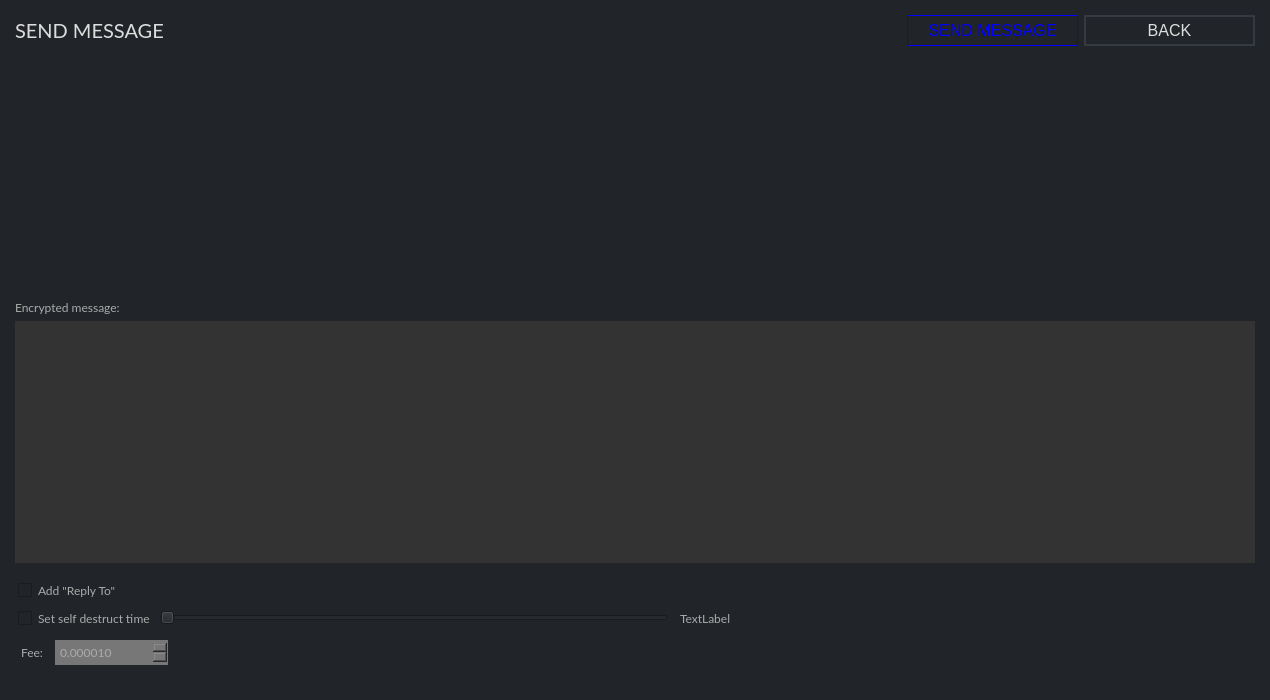
aluisyoanx/gui-wallet, file src/gui/ui/sendmessageframe.ui: the form before one commit.
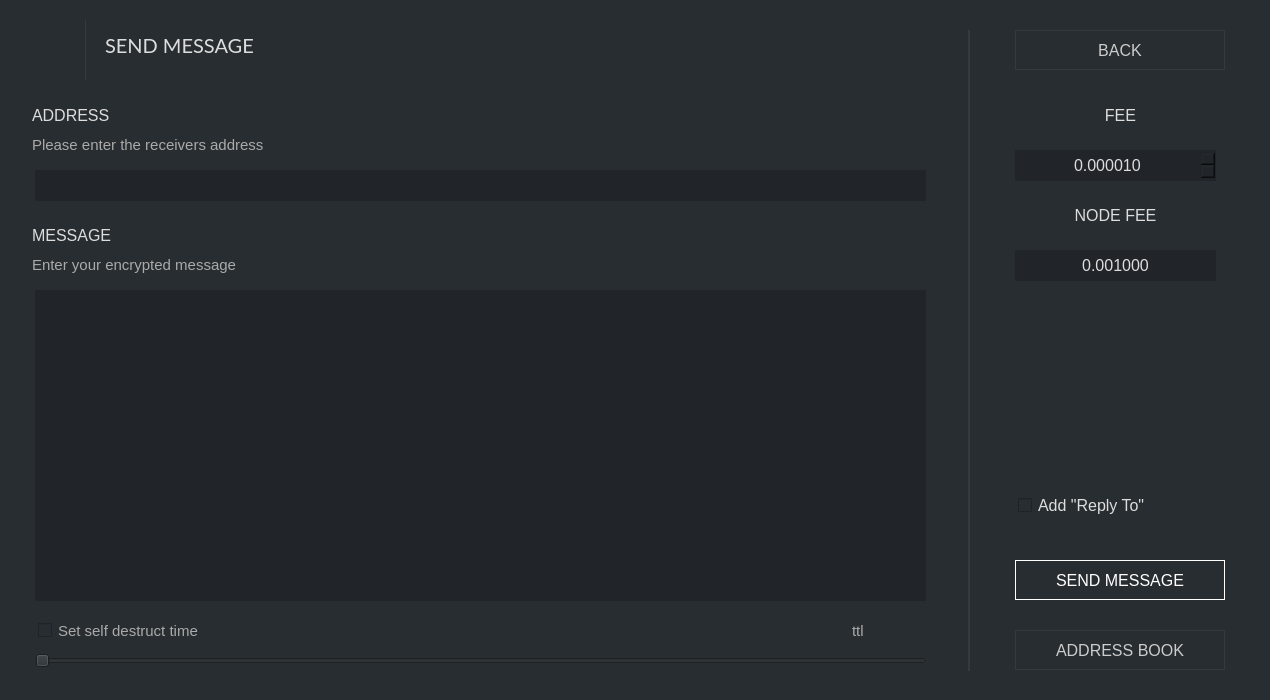
The form after the commit. Icons and pictures are not drawn.

Diff of the .ui file:
```diff
--- a/src/gui/ui/sendmessageframe.ui
+++ b/src/gui/ui/sendmessageframe.ui
@@ -14,7 +14,7 @@
    <string>Frame</string>
   </property>
   <property name="styleSheet">
-   <string notr="true">border: 0px; background-color: #212529; color: #aaa</string>
+   <string notr="true">border: 0px; background-color: #282d31; color: #ddd;</string>
   </property>
   <property name="frameShape">
    <enum>QFrame::NoFrame</enum>
@@ -27,7 +27,7 @@
     <number>15</number>
    </property>
    <property name="topMargin">
-    <number>15</number>
+    <number>0</number>
    </property>
    <property name="rightMargin">
     <number>15</number>
@@ -36,347 +36,550 @@
     <number>15</number>
    </property>
    <item>
-    <layout class="QHBoxLayout" name="horizontalLayout_4">
-     <property name="topMargin">
-      <number>0</number>
-     </property>
-     <item>
-      <widget class="QLabel" name="label">
-       <property name="font">
-        <font>
-         <family>Lato</family>
-         <pointsize>-1</pointsize>
-        </font>
-       </property>
-       <property name="styleSheet">
-        <string notr="true">color: #ddd; 
-font-size: 20px;
-font-family: Lato;</string>
-       </property>
-       <property name="text">
-        <string>SEND MESSAGE</string>
-       </property>
-      </widget>
-     </item>
-     <item>
-      <widget class="QPushButton" name="m_sendButton">
-       <property name="minimumSize">
-        <size>
-         <width>171</width>
-         <height>31</height>
-        </size>
-       </property>
-       <property name="maximumSize">
-        <size>
-         <width>171</width>
-         <height>16777215</height>
-        </size>
-       </property>
-       <property name="font">
-        <font>
-         <pointsize>-1</pointsize>
-        </font>
-       </property>
-       <property name="styleSheet">
-        <string notr="true">color: blue; background-color: #1; border: 1px solid blue; font-size: 16px;</string>
-       </property>
-       <property name="text">
-        <string>SEND MESSAGE</string>
-       </property>
-      </widget>
-     </item>
-     <item>
-      <widget class="QPushButton" name="m_backButton">
-       <property name="minimumSize">
-        <size>
-         <width>171</width>
-         <height>31</height>
-        </size>
-       </property>
-       <property name="maximumSize">
-        <size>
-         <width>171</width>
-         <height>31</height>
-        </size>
-       </property>
-       <property name="font">
-        <font>
-         <pointsize>-1</pointsize>
-        </font>
-       </property>
-       <property name="styleSheet">
-        <string notr="true">color: #ddd; border: 2px solid #343a40; font-size: 16px; background-color: #21259;</string>
-       </property>
-       <property name="text">
-        <string>BACK</string>
-       </property>
-      </widget>
-     </item>
-    </layout>
-   </item>
-   <item>
-    <widget class="QScrollArea" name="m_messageAddressScrollArea">
-     <property name="frameShape">
-      <enum>QFrame::StyledPanel</enum>
-     </property>
-     <property name="widgetResizable">
-      <bool>true</bool>
-     </property>
-     <widget class="QWidget" name="scrollAreaWidgetContents">
-      <property name="geometry">
-       <rect>
-        <x>0</x>
-        <y>0</y>
-        <width>1240</width>
-        <height>234</height>
-       </rect>
-      </property>
-      <layout class="QVBoxLayout" name="m_addressesLayout">
-       <property name="spacing">
-        <number>0</number>
-       </property>
-       <property name="leftMargin">
-        <number>0</number>
-       </property>
-       <property name="topMargin">
-        <number>0</number>
-       </property>
-       <property name="rightMargin">
-        <number>0</number>
-       </property>
-       <property name="bottomMargin">
-        <number>0</number>
-       </property>
-       <item>
-        <spacer name="verticalSpacer_2">
-         <property name="orientation">
-          <enum>Qt::Vertical</enum>
-         </property>
-         <property name="sizeHint" stdset="0">
-          <size>
-           <width>20</width>
-           <height>139</height>
-          </size>
-         </property>
-        </spacer>
-       </item>
-      </layout>
-     </widget>
-    </widget>
-   </item>
-   <item>
-    <widget class="QLabel" name="label_3">
-     <property name="font">
-      <font>
-       <family>Lato</family>
-       <pointsize>9</pointsize>
-      </font>
-     </property>
-     <property name="text">
-      <string>Encrypted message:</string>
-     </property>
-    </widget>
-   </item>
-   <item>
-    <widget class="QTextEdit" name="m_messageTextEdit">
-     <property name="font">
-      <font>
-       <family>Lato</family>
-       <pointsize>9</pointsize>
-      </font>
+    <widget class="QGroupBox" name="groupBox">
+     <property name="maximumSize">
+      <size>
+       <width>1240</width>
+       <height>685</height>
+      </size>
      </property>
      <property name="styleSheet">
-      <string notr="true">background-color: #333; color: #ddd;</string>
+      <string notr="true"/>
      </property>
-     <property name="html">
-      <string notr="true">&lt;!DOCTYPE HTML PUBLIC &quot;-//W3C//DTD HTML 4.0//EN&quot; &quot;http://www.w3.org/TR/REC-html40/strict.dtd&quot;&gt;
+     <property name="title">
+      <string/>
+     </property>
+     <widget class="QTextEdit" name="m_messageTextEdit">
+      <property name="geometry">
+       <rect>
+        <x>20</x>
+        <y>290</y>
+        <width>891</width>
+        <height>311</height>
+       </rect>
+      </property>
+      <property name="maximumSize">
+       <size>
+        <width>16777215</width>
+        <height>16777215</height>
+       </size>
+      </property>
+      <property name="font">
+       <font>
+        <family>Lato</family>
+        <pointsize>9</pointsize>
+       </font>
+      </property>
+      <property name="styleSheet">
+       <string notr="true">padding: 3px; background-color: #212529; border: 0px;</string>
+      </property>
+      <property name="html">
+       <string notr="true">&lt;!DOCTYPE HTML PUBLIC &quot;-//W3C//DTD HTML 4.0//EN&quot; &quot;http://www.w3.org/TR/REC-html40/strict.dtd&quot;&gt;
 &lt;html&gt;&lt;head&gt;&lt;meta name=&quot;qrichtext&quot; content=&quot;1&quot; /&gt;&lt;style type=&quot;text/css&quot;&gt;
 p, li { white-space: pre-wrap; }
 &lt;/style&gt;&lt;/head&gt;&lt;body style=&quot; font-family:'Lato'; font-size:9pt; font-weight:400; font-style:normal;&quot;&gt;
 &lt;p style=&quot;-qt-paragraph-type:empty; margin-top:0px; margin-bottom:0px; margin-left:0px; margin-right:0px; -qt-block-indent:0; text-indent:0px; font-family:'.Helvetica Neue DeskInterface'; font-size:13pt;&quot;&gt;&lt;br /&gt;&lt;/p&gt;&lt;/body&gt;&lt;/html&gt;</string>
-     </property>
+      </property>
+     </widget>
+     <widget class="QCheckBox" name="m_addReplyToCheck">
+      <property name="geometry">
+       <rect>
+        <x>1000</x>
+        <y>490</y>
+        <width>211</width>
+        <height>31</height>
+       </rect>
+      </property>
+      <property name="font">
+       <font>
+        <pointsize>-1</pointsize>
+       </font>
+      </property>
+      <property name="styleSheet">
+       <string notr="true">padding: 3px; color: #ddd; font-size: 16px;</string>
+      </property>
+      <property name="text">
+       <string>Add &quot;Reply To&quot;</string>
+      </property>
+     </widget>
+     <widget class="QCheckBox" name="m_ttlCheck">
+      <property name="geometry">
+       <rect>
+        <x>20</x>
+        <y>620</y>
+        <width>211</width>
+        <height>21</height>
+       </rect>
+      </property>
+      <property name="font">
+       <font>
+        <pointsize>-1</pointsize>
+       </font>
+      </property>
+      <property name="toolTip">
+       <string>Do not include message in blockchain</string>
+      </property>
+      <property name="styleSheet">
+       <string notr="true">padding: 3px; font-size: 15px; color: #aaa;</string>
+      </property>
+      <property name="text">
+       <string>Set self destruct time</string>
+      </property>
+     </widget>
+     <widget class="QLabel" name="m_ttlLabel">
+      <property name="geometry">
+       <rect>
+        <x>830</x>
+        <y>620</y>
+        <width>81</width>
+        <height>21</height>
+       </rect>
+      </property>
+      <property name="font">
+       <font>
+        <pointsize>-1</pointsize>
+       </font>
+      </property>
+      <property name="styleSheet">
+       <string notr="true">padding: 3px; font-size: 15px; color: #aaa;</string>
+      </property>
+      <property name="text">
+       <string>ttl</string>
+      </property>
+     </widget>
+     <widget class="QSlider" name="m_ttlSlider">
+      <property name="geometry">
+       <rect>
+        <x>20</x>
+        <y>650</y>
+        <width>891</width>
+        <height>22</height>
+       </rect>
+      </property>
+      <property name="singleStep">
+       <number>300</number>
+      </property>
+      <property name="orientation">
+       <enum>Qt::Horizontal</enum>
+      </property>
+      <property name="tickInterval">
+       <number>1</number>
+      </property>
+     </widget>
+     <widget class="QDoubleSpinBox" name="m_feeSpin">
+      <property name="geometry">
+       <rect>
+        <x>1000</x>
+        <y>150</y>
+        <width>201</width>
+        <height>31</height>
+       </rect>
+      </property>
+      <property name="minimumSize">
+       <size>
+        <width>0</width>
+        <height>25</height>
+       </size>
+      </property>
+      <property name="font">
+       <font>
+        <pointsize>-1</pointsize>
+       </font>
+      </property>
+      <property name="styleSheet">
+       <string notr="true">padding: 3px; border: 0px; background: #212529; font-size: 16px;</string>
+      </property>
+      <property name="alignment">
+       <set>Qt::AlignCenter</set>
+      </property>
+      <property name="decimals">
+       <number>6</number>
+      </property>
+      <property name="minimum">
+       <double>0.000010000000000</double>
+      </property>
+      <property name="maximum">
+       <double>100000000.000000000000000</double>
+      </property>
+      <property name="singleStep">
+       <double>0.000010000000000</double>
+      </property>
+      <property name="value">
+       <double>0.000010000000000</double>
+      </property>
+     </widget>
+     <widget class="QLabel" name="label_4">
+      <property name="geometry">
+       <rect>
+        <x>1000</x>
+        <y>100</y>
+        <width>211</width>
+        <height>31</height>
+       </rect>
+      </property>
+      <property name="font">
+       <font>
+        <pointsize>-1</pointsize>
+       </font>
+      </property>
+      <property name="styleSheet">
+       <string notr="true">padding: 3px; color: #ddd; font-size: 16px;</string>
+      </property>
+      <property name="text">
+       <string>FEE</string>
+      </property>
+      <property name="alignment">
+       <set>Qt::AlignCenter</set>
+      </property>
+     </widget>
+     <widget class="QLabel" name="label">
+      <property name="geometry">
+       <rect>
+        <x>90</x>
+        <y>30</y>
+        <width>201</width>
+        <height>31</height>
+       </rect>
+      </property>
+      <property name="maximumSize">
+       <size>
+        <width>1240</width>
+        <height>685</height>
+       </size>
+      </property>
+      <property name="font">
+       <font>
+        <family>Lato</family>
+        <pointsize>-1</pointsize>
+       </font>
+      </property>
+      <property name="styleSheet">
+       <string notr="true">color: #ddd; 
+font-size: 20px;
+font-family: Lato;</string>
+      </property>
+      <property name="text">
+       <string>SEND MESSAGE</string>
+      </property>
+     </widget>
+     <widget class="QPushButton" name="m_sendButton">
+      <property name="geometry">
+       <rect>
+        <x>1000</x>
+        <y>560</y>
+        <width>210</width>
+        <height>40</height>
+       </rect>
+      </property>
+      <property name="minimumSize">
+       <size>
+        <width>210</width>
+        <height>40</height>
+       </size>
+      </property>
+      <property name="maximumSize">
+       <size>
+        <width>210</width>
+        <height>16777215</height>
+       </size>
+      </property>
+      <property name="font">
+       <font>
+        <pointsize>-1</pointsize>
+       </font>
+      </property>
+      <property name="styleSheet">
+       <string notr="true">QPushButton#m_sendButton {color: white; background-color: #1; border: 1px solid white; font-size: 16px;}
+
+QPushButton#m_sendButton:hover {color: white; background-color: #1; border: 2px solid white; font-size: 16px;}</string>
+      </property>
+      <property name="text">
+       <string>SEND MESSAGE</string>
+      </property>
+     </widget>
+     <widget class="QPushButton" name="m_backButton">
+      <property name="geometry">
+       <rect>
+        <x>1000</x>
+        <y>30</y>
+        <width>210</width>
+        <height>40</height>
+       </rect>
+      </property>
+      <property name="minimumSize">
+       <size>
+        <width>171</width>
+        <height>31</height>
+       </size>
+      </property>
+      <property name="maximumSize">
+       <size>
+        <width>210</width>
+        <height>40</height>
+       </size>
+      </property>
+      <property name="font">
+       <font>
+        <pointsize>-1</pointsize>
+       </font>
+      </property>
+      <property name="styleSheet">
+       <string notr="true">QPushButton#m_backButton {color: #ccc; border: 1px solid #343a40; font-size: 16px; background-color: #21259;}
+
+QPushButton#m_backButton:hover {color: #ddd; border: 2px solid #444; font-size: 16px; background-color: #21259;}</string>
+      </property>
+      <property name="text">
+       <string>BACK</string>
+      </property>
+     </widget>
+     <widget class="Line" name="line">
+      <property name="geometry">
+       <rect>
+        <x>953</x>
+        <y>30</y>
+        <width>2</width>
+        <height>641</height>
+       </rect>
+      </property>
+      <property name="styleSheet">
+       <string notr="true">background-color: #343a40;</string>
+      </property>
+      <property name="orientation">
+       <enum>Qt::Vertical</enum>
+      </property>
+     </widget>
+     <widget class="QLabel" name="label_11">
+      <property name="geometry">
+       <rect>
+        <x>0</x>
+        <y>10</y>
+        <width>61</width>
+        <height>71</height>
+       </rect>
+      </property>
+      <property name="text">
+       <string>&lt;html&gt;&lt;head/&gt;&lt;body&gt;&lt;p&gt;&lt;img src=&quot;:/images/aluisyo-small.png&quot;/&gt;&lt;/p&gt;&lt;/body&gt;&lt;/html&gt;</string>
+      </property>
+     </widget>
+     <widget class="Line" name="logoLine">
+      <property name="geometry">
+       <rect>
+        <x>70</x>
+        <y>20</y>
+        <width>1</width>
+        <height>60</height>
+       </rect>
+      </property>
+      <property name="styleSheet">
+       <string notr="true">background-color: #343a40;</string>
+      </property>
+      <property name="orientation">
+       <enum>Qt::Vertical</enum>
+      </property>
+     </widget>
+     <widget class="QLineEdit" name="m_addressEdit">
+      <property name="geometry">
+       <rect>
+        <x>20</x>
+        <y>170</y>
+        <width>891</width>
+        <height>31</height>
+       </rect>
+      </property>
+      <property name="minimumSize">
+       <size>
+        <width>0</width>
+        <height>31</height>
+       </size>
+      </property>
+      <property name="font">
+       <font>
+        <family>Lato</family>
+        <pointsize>10</pointsize>
+       </font>
+      </property>
+      <property name="styleSheet">
+       <string notr="true">padding: 3px; background-color: #212529; border: 0px;</string>
+      </property>
+      <property name="text">
+       <string/>
+      </property>
+     </widget>
+     <widget class="QLabel" name="pidLabel_4">
+      <property name="geometry">
+       <rect>
+        <x>10</x>
+        <y>130</y>
+        <width>901</width>
+        <height>30</height>
+       </rect>
+      </property>
+      <property name="font">
+       <font>
+        <pointsize>-1</pointsize>
+       </font>
+      </property>
+      <property name="styleSheet">
+       <string notr="true">padding: 3px; font-size: 15px; color: #aaa;</string>
+      </property>
+      <property name="text">
+       <string>Please enter the receivers address</string>
+      </property>
+     </widget>
+     <widget class="QLabel" name="adressLabel">
+      <property name="geometry">
+       <rect>
+        <x>10</x>
+        <y>100</y>
+        <width>721</width>
+        <height>30</height>
+       </rect>
+      </property>
+      <property name="font">
+       <font>
+        <pointsize>-1</pointsize>
+       </font>
+      </property>
+      <property name="styleSheet">
+       <string notr="true">padding: 3px; color: #ddd; font-size: 16px;</string>
+      </property>
+      <property name="text">
+       <string>ADDRESS</string>
+      </property>
+     </widget>
+     <widget class="QLabel" name="pidLabel_5">
+      <property name="geometry">
+       <rect>
+        <x>10</x>
+        <y>250</y>
+        <width>901</width>
+        <height>30</height>
+       </rect>
+      </property>
+      <property name="font">
+       <font>
+        <pointsize>-1</pointsize>
+       </font>
+      </property>
+      <property name="styleSheet">
+       <string notr="true">padding: 3px; font-size: 15px; color: #aaa;</string>
+      </property>
+      <property name="text">
+       <string>Enter your encrypted message</string>
+      </property>
+     </widget>
+     <widget class="QLabel" name="adressLabel_2">
+      <property name="geometry">
+       <rect>
+        <x>10</x>
+        <y>220</y>
+        <width>721</width>
+        <height>30</height>
+       </rect>
+      </property>
+      <property name="font">
+       <font>
+        <pointsize>-1</pointsize>
+       </font>
+      </property>
+      <property name="styleSheet">
+       <string notr="true">padding: 3px; color: #ddd; font-size: 16px;</string>
+      </property>
+      <property name="text">
+       <string>MESSAGE</string>
+      </property>
+     </widget>
+     <widget class="QPushButton" name="m_addressBookButton">
+      <property name="geometry">
+       <rect>
+        <x>1000</x>
+        <y>630</y>
+        <width>210</width>
+        <height>40</height>
+       </rect>
+      </property>
+      <property name="minimumSize">
+       <size>
+        <width>210</width>
+        <height>40</height>
+       </size>
+      </property>
+      <property name="maximumSize">
+       <size>
+        <width>16777215</width>
+        <height>31</height>
+       </size>
+      </property>
+      <property name="font">
+       <font>
+        <pointsize>-1</pointsize>
+       </font>
+      </property>
+      <property name="styleSheet">
+       <string notr="true">QPushButton#m_addressBookButton {color: #ccc; border: 1px solid #343a40; font-size: 16px; background-color: #21259;}
+
+QPushButton#m_addressBookButton:hover {color: #ddd; border: 2px solid #444; font-size: 16px; background-color: #21259;}</string>
+      </property>
+      <property name="text">
+       <string>ADDRESS BOOK</string>
+      </property>
+     </widget>
+     <widget class="QLabel" name="m_nodeFee">
+      <property name="geometry">
+       <rect>
+        <x>1000</x>
+        <y>250</y>
+        <width>201</width>
+        <height>31</height>
+       </rect>
+      </property>
+      <property name="minimumSize">
+       <size>
+        <width>0</width>
+        <height>31</height>
+       </size>
+      </property>
+      <property name="font">
+       <font>
+        <pointsize>-1</pointsize>
+       </font>
+      </property>
+      <property name="styleSheet">
+       <string notr="true">padding: 3px; border: 0px; background: #212529; font-size: 16px;</string>
+      </property>
+      <property name="text">
+       <string notr="true">0.001000</string>
+      </property>
+      <property name="alignment">
+       <set>Qt::AlignCenter</set>
+      </property>
+     </widget>
+     <widget class="QLabel" name="nodeFeeLabel">
+      <property name="geometry">
+       <rect>
+        <x>1000</x>
+        <y>200</y>
+        <width>201</width>
+        <height>30</height>
+       </rect>
+      </property>
+      <property name="font">
+       <font>
+        <pointsize>-1</pointsize>
+       </font>
+      </property>
+      <property name="styleSheet">
+       <string notr="true">padding: 3px; color: #ddd; font-size: 16px;</string>
+      </property>
+      <property name="text">
+       <string>NODE FEE</string>
+      </property>
+      <property name="alignment">
+       <set>Qt::AlignCenter</set>
+      </property>
+     </widget>
     </widget>
    </item>
-   <item>
-    <spacer name="verticalSpacer">
-     <property name="orientation">
-      <enum>Qt::Vertical</enum>
-     </property>
-     <property name="sizeType">
-      <enum>QSizePolicy::Fixed</enum>
-     </property>
-     <property name="sizeHint" stdset="0">
-      <size>
-       <width>20</width>
-       <height>10</height>
-      </size>
-     </property>
-    </spacer>
-   </item>
-   <item>
-    <layout class="QHBoxLayout" name="horizontalLayout_3">
-     <property name="topMargin">
-      <number>0</number>
-     </property>
-     <item>
-      <widget class="QCheckBox" name="m_addReplyToCheck">
-       <property name="font">
-        <font>
-         <family>Lato</family>
-         <pointsize>9</pointsize>
-        </font>
-       </property>
-       <property name="styleSheet">
-        <string notr="true">padding: 3px; border: 0px;</string>
-       </property>
-       <property name="text">
-        <string>Add &quot;Reply To&quot;</string>
-       </property>
-      </widget>
-     </item>
-    </layout>
-   </item>
-   <item>
-    <layout class="QHBoxLayout" name="horizontalLayout_2">
-     <property name="rightMargin">
-      <number>10</number>
-     </property>
-     <item>
-      <widget class="QCheckBox" name="m_ttlCheck">
-       <property name="font">
-        <font>
-         <family>Lato</family>
-         <pointsize>9</pointsize>
-        </font>
-       </property>
-       <property name="toolTip">
-        <string>Do not include message in blockchain</string>
-       </property>
-       <property name="styleSheet">
-        <string notr="true">padding: 3px; border: 0px;</string>
-       </property>
-       <property name="text">
-        <string>Set self destruct time</string>
-       </property>
-      </widget>
-     </item>
-     <item>
-      <widget class="QSlider" name="m_ttlSlider">
-       <property name="singleStep">
-        <number>300</number>
-       </property>
-       <property name="orientation">
-        <enum>Qt::Horizontal</enum>
-       </property>
-       <property name="tickInterval">
-        <number>1</number>
-       </property>
-      </widget>
-     </item>
-     <item>
-      <widget class="QLabel" name="m_ttlLabel">
-       <property name="font">
-        <font>
-         <family>Lato</family>
-         <pointsize>9</pointsize>
-        </font>
-       </property>
-       <property name="styleSheet">
-        <string notr="true">padding: 3px; border: 0px;</string>
-       </property>
-       <property name="text">
-        <string>TextLabel</string>
-       </property>
-      </widget>
-     </item>
-     <item>
-      <spacer name="horizontalSpacer_3">
-       <property name="orientation">
-        <enum>Qt::Horizontal</enum>
-       </property>
-       <property name="sizeHint" stdset="0">
-        <size>
-         <width>40</width>
-         <height>20</height>
-        </size>
-       </property>
-      </spacer>
-     </item>
-    </layout>
-   </item>
-   <item>
-    <layout class="QGridLayout" name="gridLayout">
-     <property name="topMargin">
-      <number>5</number>
-     </property>
-     <item row="0" column="0">
-      <widget class="QLabel" name="label_4">
-       <property name="font">
-        <font>
-         <family>Lato</family>
-         <pointsize>9</pointsize>
-        </font>
-       </property>
-       <property name="styleSheet">
-        <string notr="true">padding: 3px; border: 0px;</string>
-       </property>
-       <property name="text">
-        <string>Fee:</string>
-       </property>
-      </widget>
-     </item>
-     <item row="1" column="2">
-      <spacer name="horizontalSpacer">
-       <property name="orientation">
-        <enum>Qt::Horizontal</enum>
-       </property>
-       <property name="sizeType">
-        <enum>QSizePolicy::Expanding</enum>
-       </property>
-       <property name="sizeHint" stdset="0">
-        <size>
-         <width>298</width>
-         <height>20</height>
-        </size>
-       </property>
-      </spacer>
-     </item>
-     <item row="0" column="1">
-      <widget class="QDoubleSpinBox" name="m_feeSpin">
-       <property name="minimumSize">
-        <size>
-         <width>0</width>
-         <height>25</height>
-        </size>
-       </property>
-       <property name="font">
-        <font>
-         <family>Lato</family>
-         <pointsize>9</pointsize>
-        </font>
-       </property>
-       <property name="styleSheet">
-        <string>padding: 3px; border: 0px; background-color: #777;</string>
-       </property>
-       <property name="decimals">
-        <number>6</number>
-       </property>
-       <property name="minimum">
-        <double>0.000010000000000</double>
-       </property>
-       <property name="maximum">
-        <double>100000000.000000000000000</double>
-       </property>
-       <property name="singleStep">
-        <double>0.000010000000000</double>
-       </property>
-       <property name="value">
-        <double>0.000010000000000</double>
-       </property>
-      </widget>
-     </item>
-    </layout>
-   </item>
   </layout>
  </widget>
  <resources/>
```
Left out of the diff: 16 changed lines with no effect on the pictures.
